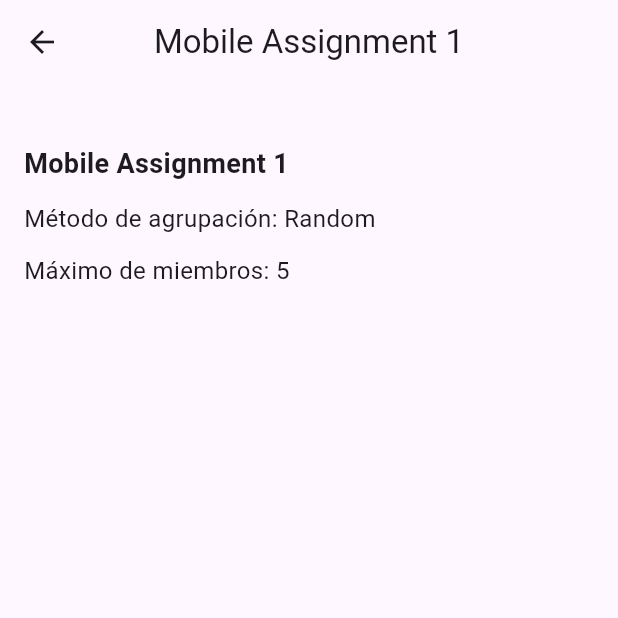
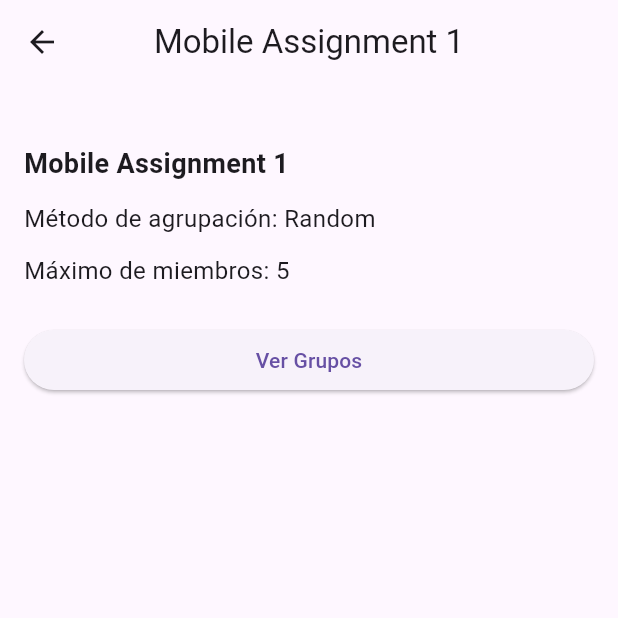
Before and after one commit to Alejorotp/flourse, a Flutter app: the CurrentCategoryPage screen opened directly with sample values from the repository, on a phone screen of 412 x 824 dp, the top half of it. Run offline on Flutter 3.47's test engine with Material 3 defaults, Android fonts, the light colour scheme and no system bars; our stand-ins replace get, loggy; accounts and stored records are empty; statements that could not run were skipped.

Commit message:
pages added

```diff
--- a/lib/features/categories/ui/pages/currentCategory.dart
+++ b/lib/features/categories/ui/pages/currentCategory.dart
@@ -1,6 +1,7 @@
 import 'package:flutter/material.dart';
 import 'package:flourse/features/categories/domain/models/category.dart';
 import 'package:flourse/features/categories/ui/controller/categories_controller.dart';
+import 'package:flourse/features/categories/ui/pages/groupsPage.dart'; // Importa la página de grupos
 
 class CurrentCategoryPage extends StatefulWidget {
   static const String id = '/category-detail';
@@ -86,28 +87,21 @@ class _CurrentCategoryPageState extends State<CurrentCategoryPage> {
                   border: OutlineInputBorder(),
                 ),
               ),
-            ] else ...[
-              Text(
-                widget.category.name,
-                style: const TextStyle(
-                  fontSize: 18,
-                  fontWeight: FontWeight.bold,
+              const SizedBox(height: 24),
+              SizedBox(
+                width: double.infinity,
+                child: ElevatedButton(
+                  onPressed: () {
+                    // Navega a GroupsPage
+                    Get.to(() => GroupsPage(
+                          category: widget.category,
+                          canEdit: widget.canEdit,
+                        ));
+                  },
+                  child: const Text('Ver Grupos'),
                 ),
               ),
-              const SizedBox(height: 12),
-              Text(
-                'Método de agrupación: ${widget.category.groupingMethod}',
-                style: const TextStyle(fontSize: 16),
-              ),
-              const SizedBox(height: 12),
-              Text(
-                'Máximo de miembros: ${widget.category.maxMembers}',
-                style: const TextStyle(fontSize: 16),
-              ),
-            ],
-            const SizedBox(height: 24),
-            // Only show update/delete buttons when the user can edit (is professor of the course)
-            if (widget.canEdit) ...[
+              const SizedBox(height: 16),
               SizedBox(
                 width: double.infinity,
                 child: ElevatedButton(
@@ -136,6 +130,37 @@ class _CurrentCategoryPageState extends State<CurrentCategoryPage> {
                 ),
               ),
             ] else ...[
+              Text(
+                widget.category.name,
+                style: const TextStyle(
+                  fontSize: 18,
+                  fontWeight: FontWeight.bold,
+                ),
+              ),
+              const SizedBox(height: 12),
+              Text(
+                'Método de agrupación: ${widget.category.groupingMethod}',
+                style: const TextStyle(fontSize: 16),
+              ),
+              const SizedBox(height: 12),
+              Text(
+                'Máximo de miembros: ${widget.category.maxMembers}',
+                style: const TextStyle(fontSize: 16),
+              ),
+              const SizedBox(height: 24),
+              SizedBox(
+                width: double.infinity,
+                child: ElevatedButton(
+                  onPressed: () {
+                    // Navega a GroupsPage
+                    Get.to(() => GroupsPage(
+                          category: widget.category,
+                          canEdit: widget.canEdit,
+                        ));
+                  },
+                  child: const Text('Ver Grupos'),
+                ),
+              ),
               const SizedBox.shrink(),
             ],
           ],
```
Also changed, not shown: lib/features/groups/ui/page/groupDetailPage.dart (added, +72 -0 lines), lib/features/groups/ui/page/groupsPage.dart (added, +117 -0 lines).
